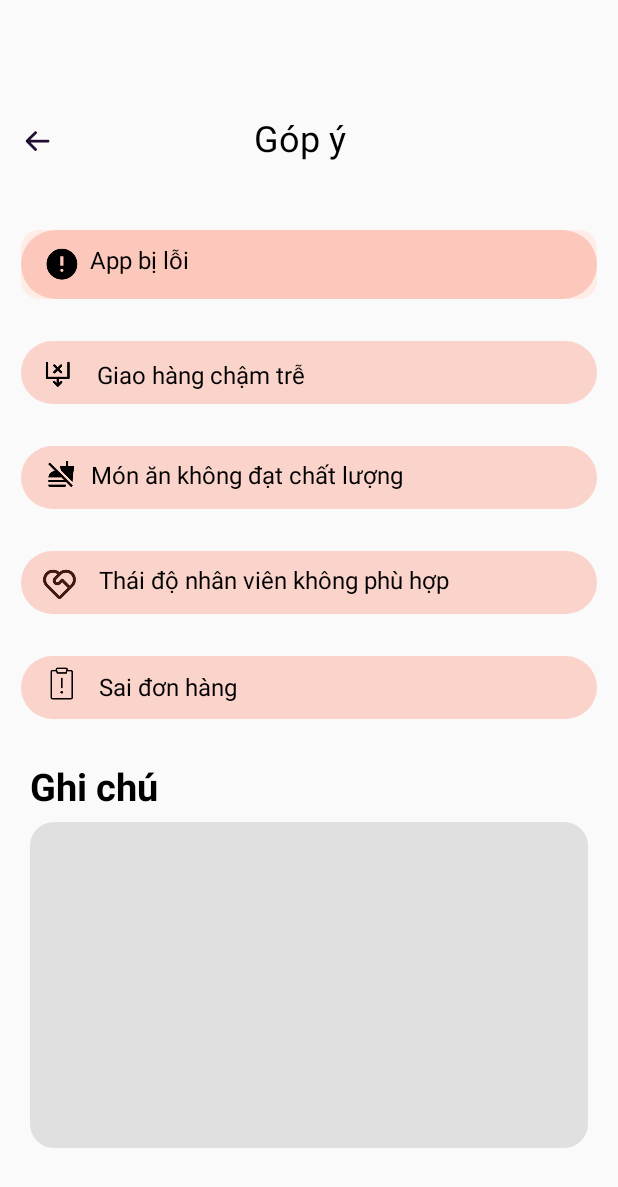
After one commit to MinHeHeHeHe/DiDong, an Android app: the GopYActivity screen opened directly, with no data from a screen before it, on a phone screen of 412 x 824 dp. The commit adds this screen. Shown: the top 1187 px of the screen. Run offline under Robolectric (Android 15) with nearby library versions, the phone set to English and light mode, and no system bars.

Commit message:
Tạo thêm màn hình Góp ý và thêm sự kiện bấm vào Góp ý chuyển sang màn hình Góp ý

```diff
--- /dev/null
+++ b/app/src/main/java/com/example/android_doan/ui/profile/GopYActivity.java
@@ -0,0 +1,33 @@
+package com.example.android_doan.ui.profile;
+
+import android.os.Bundle;
+import android.widget.ImageView;
+
+import androidx.activity.EdgeToEdge;
+import androidx.appcompat.app.AppCompatActivity;
+import androidx.core.graphics.Insets;
+import androidx.core.view.ViewCompat;
+import androidx.core.view.WindowInsetsCompat;
+
+import com.example.android_doan.R;
+
+public class GopYActivity extends AppCompatActivity {
+
+    @Override
+    protected void onCreate(Bundle savedInstanceState) {
+        super.onCreate(savedInstanceState);
+        EdgeToEdge.enable(this);
+        setContentView(R.layout.activity_gop_y);
+        ViewCompat.setOnApplyWindowInsetsListener(findViewById(R.id.main), (v, insets) -> {
+            Insets systemBars = insets.getInsets(WindowInsetsCompat.Type.systemBars());
+            v.setPadding(systemBars.left, systemBars.top, systemBars.right, systemBars.bottom);
+            return insets;
+        });
+
+        // Gắn sự kiện cho nút quay lại
+        ImageView imgBack = findViewById(R.id.image_chevron_left);
+        imgBack.setOnClickListener(v -> {
+            finish(); // Quay về fragment trước đó
+        });
+    }
+}
--- a/app/src/main/java/com/example/android_doan/ui/profile/ProfileFragment.java
+++ b/app/src/main/java/com/example/android_doan/ui/profile/ProfileFragment.java
@@ -26,11 +26,18 @@ public class ProfileFragment extends Fragment {
         binding = FragmentProfileBinding.inflate(inflater, container, false);
         View root = binding.getRoot();
 
-        // Ví dụ cập nhật nội dung text bằng ViewModel
+        //Sự kiện nhấn chỉnh sửa hồ sơ
         binding.textChinhSuaThongTin.setOnClickListener(v -> {
             Intent intent = new Intent(getActivity(), ChinhSuaThongTinActivity.class);
             startActivity(intent);
         });
+
+        //Sự kiện nhấn chỉnh góp ý
+        binding.textGopY.setOnClickListener(v -> {
+            Intent intent = new Intent(getActivity(), GopYActivity.class);
+            startActivity(intent);
+        });
+
 
 
         return root;
--- /dev/null
+++ b/app/src/main/res/drawable/container_gop_y.xml
@@ -0,0 +1,6 @@
+<?xml version="1.0" encoding="utf-8"?>
+
+<shape xmlns:android="http://schemas.android.com/apk/res/android"
+    android:shape="rectangle">
+    <solid android:color="#FFE0E0E0" /><corners android:radius="16dp" />
+</shape>
--- /dev/null
+++ b/app/src/main/res/layout/activity_gop_y.xml
@@ -0,0 +1,347 @@
+<?xml version="1.0" encoding="utf-8"?>
+<androidx.constraintlayout.widget.ConstraintLayout xmlns:android="http://schemas.android.com/apk/res/android"
+    xmlns:app="http://schemas.android.com/apk/res-auto"
+    xmlns:tools="http://schemas.android.com/tools"
+    android:orientation="vertical"
+    android:layout_width="match_parent"
+    android:layout_height="match_parent"
+    android:scrollbars="none"
+    android:id="@+id/main">
+
+    <FrameLayout
+        android:layout_width="match_parent"
+        android:layout_height="match_parent">
+
+
+        <FrameLayout
+            android:id="@+id/container_feedback"
+            android:layout_width="match_parent"
+            android:layout_height="917dp">
+
+            <FrameLayout
+                android:id="@+id/container_group"
+                android:layout_width="240dp"
+                android:layout_height="28dp"
+                android:layout_marginLeft="14dp"
+                android:layout_marginTop="80dp"
+                android:layout_gravity="top|left">
+
+                <ImageView
+                    android:id="@+id/image_chevron_left"
+                    android:layout_width="22.5dp"
+                    android:layout_height="24dp"
+                    android:layout_marginTop="2dp"
+                    android:layout_marginBottom="2dp"
+                    android:layout_gravity="left"
+                    android:scaleType="centerInside"
+                    android:src="@drawable/image_arrow_left" />
+
+                <TextView
+                    android:id="@+id/text_feedback_title"
+                    android:layout_width="wrap_content"
+                    android:layout_height="30dp"
+                    android:layout_marginLeft="155dp"
+                    android:layout_marginTop="-1dp"
+                    android:layout_marginBottom="-1dp"
+                    android:gravity="left|center_vertical"
+                    android:includeFontPadding="false"
+                    android:maxLines="1"
+                    android:singleLine="true"
+                    android:text="Góp ý"
+                    android:textColor="#FF000000"
+                    android:textSize="24dp" />
+            </FrameLayout>
+
+            <FrameLayout
+                android:id="@+id/container_edit_info"
+                android:layout_width="384dp"
+                android:layout_height="46dp"
+                android:layout_marginLeft="14dp"
+                android:layout_marginTop="153dp"
+                android:layout_gravity="top|left"
+                android:background="@drawable/background_chinh_sua_thong_tin">
+
+                <ImageView
+                    android:id="@+id/image_rectangle_edit"
+                    android:layout_width="match_parent"
+                    android:layout_height="match_parent"
+                    android:background="@drawable/profile_containers"
+                    android:scaleType="centerCrop" />
+
+                <TextView
+                    android:id="@+id/container_group_edit"
+                    android:layout_width="172dp"
+                    android:layout_height="21dp"
+                    android:layout_marginLeft="46dp"
+                    android:layout_marginTop="10.31dp"
+                    android:layout_marginBottom="-2.83dp"
+                    android:layout_gravity="top|left"
+                    android:gravity="left|center_vertical"
+                    android:includeFontPadding="false"
+                    android:maxLines="1"
+                    android:singleLine="true"
+                    android:text="App bị lỗi"
+                    android:textColor="#FF000000"
+                    android:textSize="16dp" />
+            </FrameLayout>
+
+            <FrameLayout
+                android:id="@+id/container_logout"
+                android:layout_width="384dp"
+                android:layout_height="42dp"
+                android:layout_marginLeft="14dp"
+                android:layout_marginTop="437dp"
+                android:layout_gravity="top|left">
+
+                <ImageView
+                    android:id="@+id/image_rectangle_logout"
+                    android:layout_width="match_parent"
+                    android:layout_height="match_parent"
+                    android:background="@drawable/profile_containers"
+                    android:scaleType="centerCrop" />
+
+                <TextView
+                    android:id="@+id/container_group_logout"
+                    android:layout_width="wrap_content"
+                    android:layout_height="24dp"
+                    android:layout_marginLeft="52dp"
+                    android:layout_marginTop="9dp"
+                    android:layout_marginBottom="9dp"
+                    android:layout_gravity="left"
+                    android:gravity="left|center_vertical"
+                    android:includeFontPadding="false"
+                    android:maxLines="1"
+                    android:singleLine="true"
+                    android:text="Sai đơn hàng "
+                    android:textColor="#FF000000"
+                    android:textSize="16dp" />
+            </FrameLayout>
+
+            <FrameLayout
+                android:id="@+id/container_favorite_items"
+                android:layout_width="384dp"
+                android:layout_height="42dp"
+                android:layout_marginLeft="14dp"
+                android:layout_marginTop="297dp"
+                android:layout_gravity="top|left">
+
+                <ImageView
+                    android:id="@+id/image_rectangle_favorite"
+                    android:layout_width="match_parent"
+                    android:layout_height="match_parent"
+                    android:background="@drawable/profile_containers"
+                    android:scaleType="centerCrop" />
+
+                <FrameLayout
+                    android:id="@+id/container_group_favorite"
+                    android:layout_width="213.44dp"
+                    android:layout_height="match_parent"
+                    android:layout_marginLeft="46.88dp"
+                    android:layout_marginTop="10dp"
+                    android:layout_marginBottom="8dp"
+                    android:layout_gravity="left">
+
+                    <TextView
+                        android:id="@+id/text_poor_quality_food"
+                        android:layout_width="match_parent"
+                        android:layout_height="21dp"
+                        android:layout_marginTop="-0.5dp"
+                        android:layout_marginBottom="-0.5dp"
+                        android:layout_gravity="top"
+                        android:gravity="left|center_vertical"
+                        android:includeFontPadding="false"
+                        android:maxLines="1"
+                        android:singleLine="true"
+                        android:text="Món ăn không đạt chất lượng"
+                        android:textColor="#FF000000"
+                        android:textSize="16dp" />
+
+                    <ImageView
+                        android:id="@+id/image_chevron_left_favorite"
+                        android:layout_width="23.94dp"
+                        android:layout_height="24dp"
+                        android:layout_marginLeft="172.05dp"
+                        android:layout_marginRight="17.46dp"
+                        android:scaleType="centerInside" />
+                </FrameLayout>
+            </FrameLayout>
+
+            <FrameLayout
+                android:id="@+id/container_order_history"
+                android:layout_width="384dp"
+                android:layout_height="42dp"
+                android:layout_marginLeft="14dp"
+                android:layout_marginTop="227dp"
+                android:layout_gravity="top|left">
+
+                <ImageView
+                    android:id="@+id/image_rectangle_history"
+                    android:layout_width="match_parent"
+                    android:layout_height="match_parent"
+                    android:background="@drawable/profile_containers"
+                    android:scaleType="centerCrop" />
+
+                <FrameLayout
+                    android:id="@+id/container_group_history"
+                    android:layout_width="match_parent"
+                    android:layout_height="match_parent"
+                    android:layout_marginLeft="14.96dp"
+                    android:layout_marginRight="6.49dp"
+                    android:layout_marginTop="11dp"
+                    android:layout_marginBottom="7dp">
+
+
+
+                    <TextView
+                        android:id="@+id/text_late_delivery"
+                        android:layout_width="150.61dp"
+                        android:layout_height="24dp"
+                        android:layout_marginLeft="35.91dp"
+                        android:layout_gravity="top|left"
+                        android:gravity="left|center_vertical"
+                        android:includeFontPadding="false"
+                        android:maxLines="1"
+                        android:singleLine="true"
+                        android:text="Giao hàng chậm trễ"
+                        android:textColor="#FF000000"
+                        android:textSize="16dp" />
+
+
+                    <ImageView
+                        android:id="@+id/image_order_light"
+                        android:layout_width="19.97dp"
+                        android:layout_height="19.97dp"
+                        android:layout_marginTop="0.01dp"
+                        android:layout_gravity="top|left"
+                        android:scaleType="centerInside"
+                        android:src="@drawable/image_time_out"
+                        />
+                </FrameLayout>
+
+
+            </FrameLayout>
+
+            <ImageView
+                android:id="@+id/image_vector"
+                android:layout_width="22.33dp"
+                android:layout_height="22.3dp"
+                android:layout_marginLeft="29dp"
+                android:layout_marginRight="358.67dp"
+                android:layout_marginTop="305dp"
+                android:layout_marginBottom="589.7dp"
+                android:scaleType="centerInside"
+                android:src="@drawable/image_food_quality" />
+
+
+            <ImageView
+                android:id="@+id/container_order_abnormal"
+                android:layout_width="23dp"
+                android:layout_height="23dp"
+                android:layout_marginLeft="29dp"
+                android:layout_marginTop="444dp"
+                android:layout_gravity="top|left"
+                android:scaleType="centerInside"
+                android:src="@drawable/image_wrong_order" />
+
+            <FrameLayout
+                android:id="@+id/container_feedback_group"
+                android:layout_width="384dp"
+                android:layout_height="42dp"
+                android:layout_marginLeft="14dp"
+                android:layout_marginTop="367dp"
+                android:layout_gravity="top|left">
+
+                <FrameLayout
+                    android:id="@+id/container_favorite_group"
+                    android:layout_width="match_parent"
+                    android:layout_height="match_parent">
+
+                    <ImageView
+                        android:id="@+id/image_rectangle_favorite_group"
+                        android:layout_width="match_parent"
+                        android:layout_height="match_parent"
+                        android:background="@drawable/profile_containers"
+                        android:scaleType="centerCrop" />
+
+                    <TextView
+                        android:id="@+id/container_group_favorite_group"
+                        android:layout_width="wrap_content"
+                        android:layout_height="21dp"
+                        android:layout_marginLeft="51.86dp"
+                        android:layout_marginTop="9.5dp"
+                        android:layout_marginBottom="-0.5dp"
+                        android:layout_gravity="top|left"
+                        android:gravity="left|center_vertical"
+                        android:includeFontPadding="false"
+                        android:maxLines="1"
+                        android:singleLine="true"
+                        android:text="Thái độ nhân viên không phù hợp"
+                        android:textColor="#FF000000"
+                        android:textSize="16dp" />
+                </FrameLayout>
+
+                <ImageView
+                    android:id="@+id/image_comment_outline_rounded"
+                    android:layout_width="23.97dp"
+                    android:layout_height="23.97dp"
+                    android:layout_marginLeft="14dp"
+                    android:layout_marginTop="10.02dp"
+                    android:layout_marginBottom="8.02dp"
+                    android:layout_gravity="left"
+                    android:scaleType="centerInside"
+                    android:src="@drawable/image_attitude" />
+            </FrameLayout>
+
+            <ImageView
+                android:id="@+id/container_error_symbols"
+                android:layout_width="24dp"
+                android:layout_height="24dp"
+                android:layout_marginLeft="29dp"
+                android:layout_marginTop="164dp"
+                android:layout_gravity="top|left"
+                android:scaleType="centerInside"
+                android:src="@drawable/image_app_error" />
+
+            <TextView
+                android:id="@+id/text_note"
+                android:layout_width="90dp"
+                android:layout_height="31dp"
+                android:layout_marginLeft="20dp"
+                android:layout_marginTop="510dp"
+                android:layout_marginBottom="-1dp"
+                android:layout_gravity="top|left"
+                android:gravity="left|center_vertical"
+                android:includeFontPadding="false"
+                android:maxLines="1"
+                android:singleLine="true"
+                android:text="Ghi chú"
+                android:textColor="#FF000000"
+                android:textSize="25dp"
+                android:textStyle="bold"/>
+
+            <EditText
+                android:id="@+id/container_frame"
+                android:layout_width="372dp"
+                android:layout_height="217dp"
+                android:layout_marginLeft="20dp"
+                android:layout_marginTop="548dp"
+                android:layout_gravity="top|left"
+                android:background="@drawable/container_gop_y"
+                android:maxLines="3">
+
+            </EditText>
+
+            <ImageView
+                android:id="@+id/image_rectangle"
+                android:layout_width="412dp"
+                android:layout_height="146dp"
+                android:layout_marginTop="780dp"
+                android:layout_gravity="top|left"
+                android:scaleType="centerInside"
+                 />
+        </FrameLayout>
+
+
+    </FrameLayout>
+
+</androidx.constraintlayout.widget.ConstraintLayout>
--- a/app/src/main/res/layout/fragment_profile.xml
+++ b/app/src/main/res/layout/fragment_profile.xml
@@ -256,7 +256,9 @@
 
                 <FrameLayout
                     android:layout_width="match_parent"
-                    android:layout_height="match_parent">
+                    android:layout_height="match_parent"
+                    android:id="@+id/textGopY"
+                    android:background="@drawable/background_chinh_sua_thong_tin">
 
                     <ImageView
                         android:layout_width="match_parent"
```
Also changed, not shown: app/src/main/AndroidManifest.xml (+13 -10 lines), app/src/main/res/drawable/image_app_error.png (added), app/src/main/res/drawable/image_attitude.png (added), app/src/main/res/drawable/image_food_quality.png (added), app/src/main/res/drawable/image_time_out.png (added), app/src/main/res/drawable/image_wrong_order.png (added).
